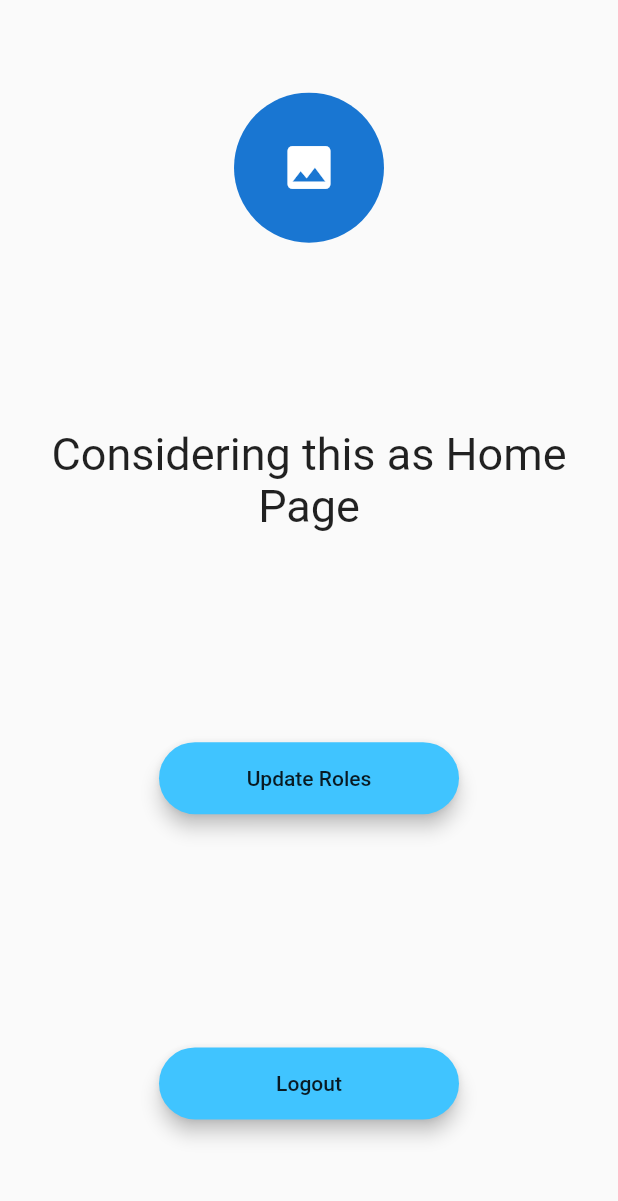
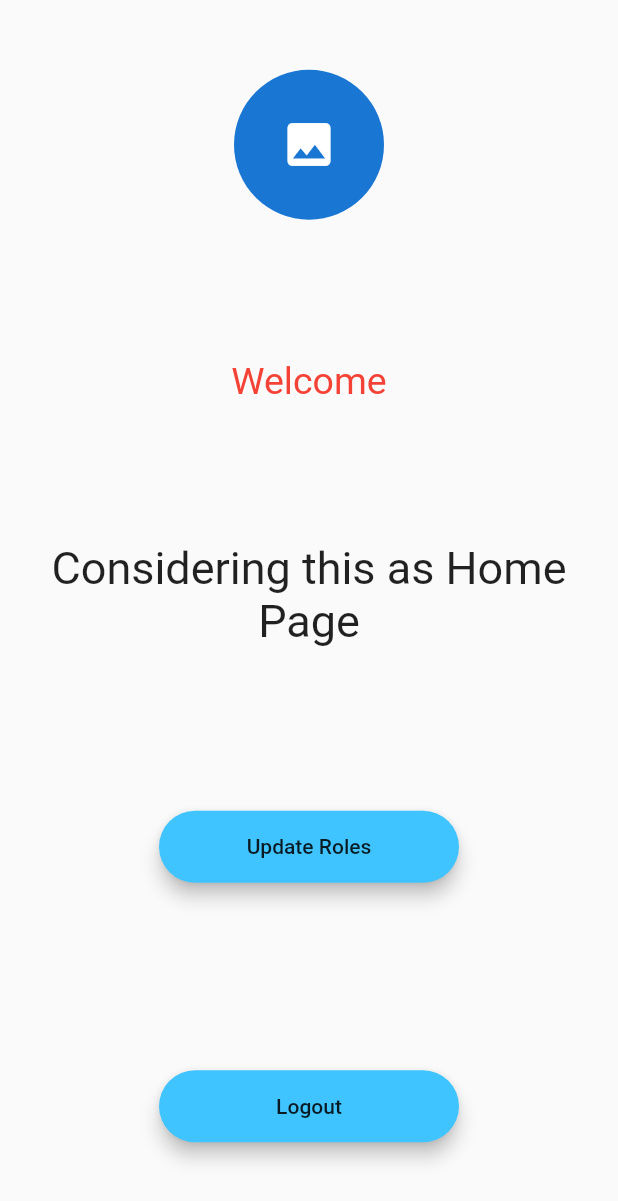
Before and after one commit to daadreyaa/product_development, a Flutter app: the HomePage screen opened by its route, on a phone screen of 412 x 824 dp. Shown: the top 1201 px of the screen. Run offline on Flutter 3.47's test engine with Material 2 defaults, Android fonts, the phone set to English and light mode, and no system bars; drawn by our look-alikes of modal_progress_hud_nsn; our stand-ins replace animated_text_kit, cloud_firestore, firebase_auth, firebase_core, firebase_storage, google_fonts and 1 more; accounts and stored records are empty.

Commit message:
added usename to home page

```diff
--- a/lib/screens/home_page.dart
+++ b/lib/screens/home_page.dart
@@ -33,9 +33,6 @@ class _HomePageState extends State<HomePage> {
               InkWell(
                 onTap: () {
                   Navigator.pushNamed(context, EditProfile.id);
-                  setState(() {
-                    url = FirebaseAuth.instance.currentUser!.photoURL!;
-                  });
                 },
                 child: url != ''
                     ? CircleAvatar(
@@ -49,6 +46,14 @@ class _HomePageState extends State<HomePage> {
                         ),
                         radius: 50.0,
                       ),
+              ),
+              Text(
+                'Welcome ' + user.displayName!,
+                textAlign: TextAlign.center,
+                style: TextStyle(
+                  fontSize: 25.0,
+                  color: Colors.red,
+                ),
               ),
               Text(
                 'Considering this as Home Page',
--- a/lib/screens/signup_page.dart
+++ b/lib/screens/signup_page.dart
@@ -45,6 +45,7 @@ class _SignUpPageState extends State<SignUpPage> {
         )
         .then((value) => print("User Added"))
         .catchError((error) => print("Failed to add user: $error"));
+    _auth.currentUser!.updateDisplayName(username);
   }
 
   @override
```
